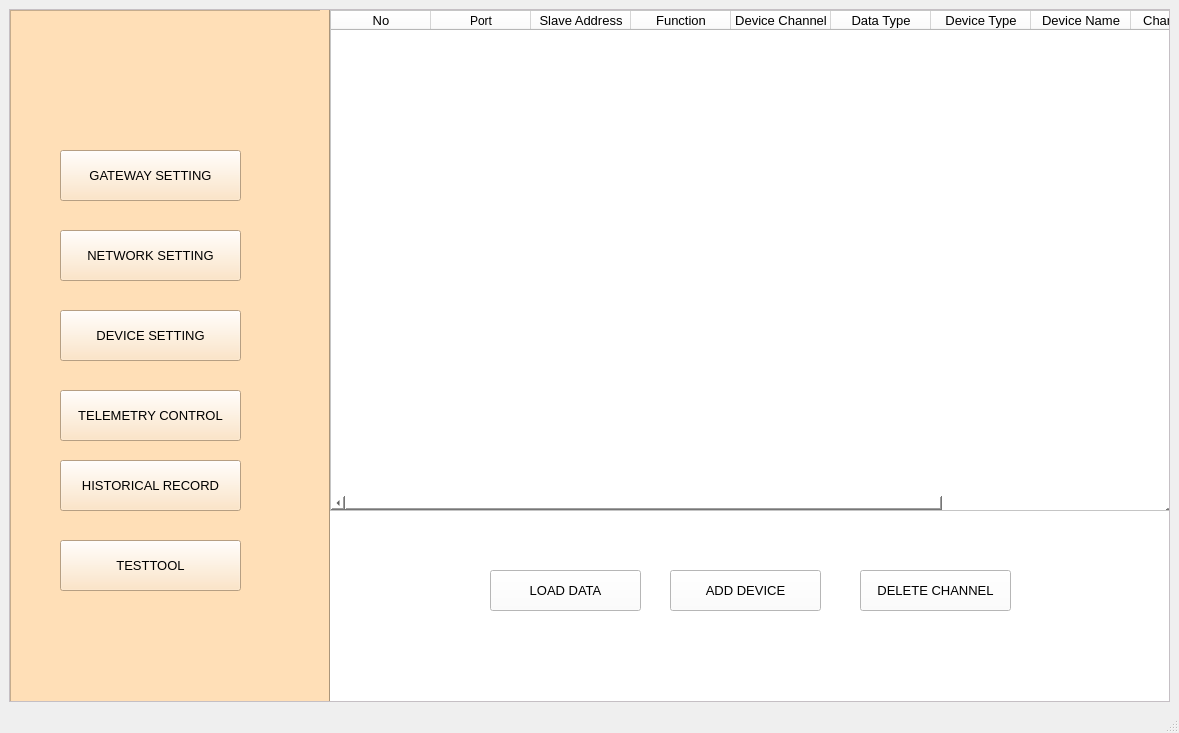
Before: the Qt Designer form Thesis/configUI/UI/device.ui in tnt310/ptn209b3, drawn with Qt 5.
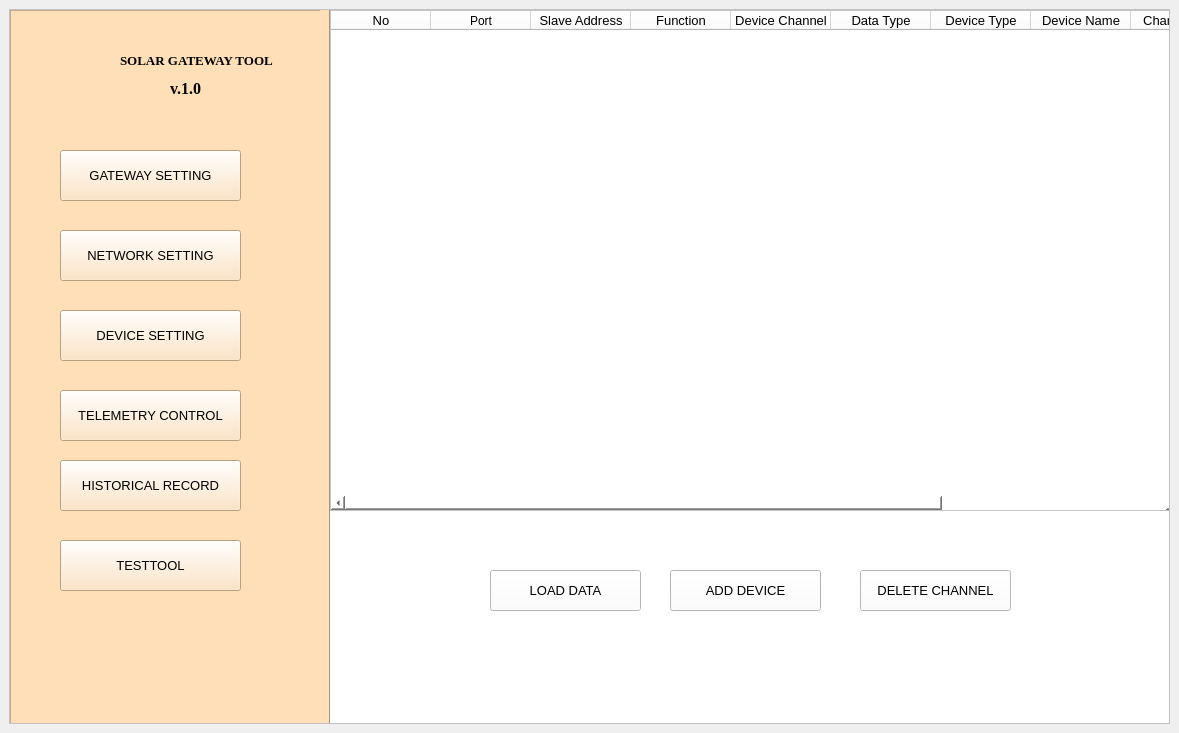
After: the same form once the commit is applied. Icons and pictures are not drawn.

What changed in the file:
```diff
--- a/Thesis/configUI/UI/device.ui
+++ b/Thesis/configUI/UI/device.ui
@@ -30,7 +30,7 @@
          <x>0</x>
          <y>0</y>
          <width>1155</width>
-         <height>658</height>
+         <height>709</height>
         </rect>
        </property>
        <widget class="QFrame" name="list">
@@ -179,6 +179,69 @@
           <string>TELEMETRY CONTROL</string>
          </property>
         </widget>
+        <widget class="QLabel" name="label">
+         <property name="geometry">
+          <rect>
+           <x>10</x>
+           <y>10</y>
+           <width>101</width>
+           <height>91</height>
+          </rect>
+         </property>
+         <property name="text">
+          <string/>
+         </property>
+         <property name="pixmap">
+          <pixmap>C:/Users/ACER/Desktop/manual/Thesis/image/Solar-DNR-ICONS.png</pixmap>
+         </property>
+         <property name="scaledContents">
+          <bool>true</bool>
+         </property>
+        </widget>
+        <widget class="QLabel" name="label_3">
+         <property name="geometry">
+          <rect>
+           <x>160</x>
+           <y>70</y>
+           <width>41</width>
+           <height>16</height>
+          </rect>
+         </property>
+         <property name="font">
+          <font>
+           <family>Times New Roman</family>
+           <pointsize>12</pointsize>
+           <weight>75</weight>
+           <bold>true</bold>
+          </font>
+         </property>
+         <property name="text">
+          <string>v.1.0</string>
+         </property>
+        </widget>
+        <widget class="QLabel" name="label_2">
+         <property name="geometry">
+          <rect>
+           <x>110</x>
+           <y>40</y>
+           <width>191</width>
+           <height>21</height>
+          </rect>
+         </property>
+         <property name="font">
+          <font>
+           <family>Times New Roman</family>
+           <pointsize>10</pointsize>
+           <weight>75</weight>
+           <italic>false</italic>
+           <bold>true</bold>
+           <strikeout>false</strikeout>
+          </font>
+         </property>
+         <property name="text">
+          <string>SOLAR GATEWAY TOOL</string>
+         </property>
+        </widget>
         <zorder>gatewaysetting</zorder>
         <zorder>devicesetting</zorder>
         <zorder>historical</zorder>
@@ -374,17 +437,6 @@
     </item>
    </layout>
   </widget>
-  <widget class="QStatusBar" name="statusbar"/>
-  <widget class="QMenuBar" name="menubar">
-   <property name="geometry">
-    <rect>
-     <x>0</x>
-     <y>0</y>
-     <width>1179</width>
-     <height>26</height>
-    </rect>
-   </property>
-  </widget>
  </widget>
  <resources/>
  <connections/>
```
Left out of the diff: 3 changed lines with no effect on the pictures.
